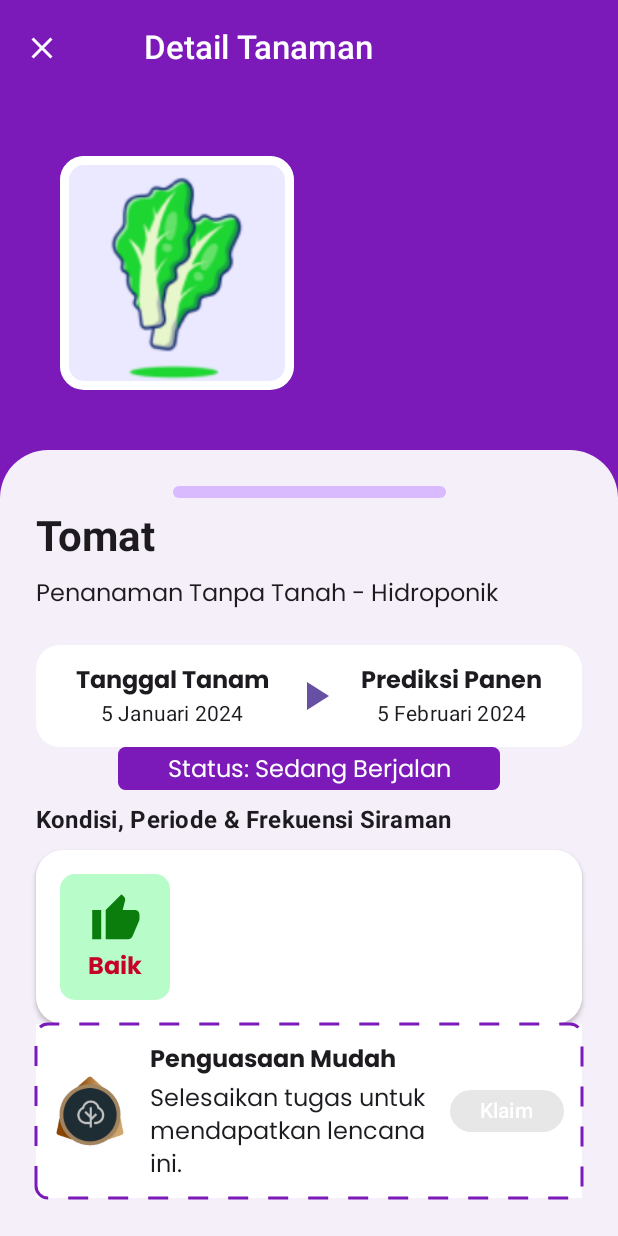
After one commit to bayuzzs/1UpFarm, an Android app built with Jetpack Compose: the composable PlantMonitoringScreen shown on its own in the app's theme, on a phone screen of 412 x 824 dp. The commit adds this screen. Run offline under Robolectric (Android 15) with nearby library versions, the phone set to English and light mode, and no system bars.

Commit message:
half progress of plant monitoring

```diff
--- /dev/null
+++ b/app/src/main/java/com/example/oneupfarm/ui/component/GetStarted.kt
@@ -0,0 +1 @@
+package com.example.oneupfarm.ui.component
--- /dev/null
+++ b/app/src/main/java/com/example/oneupfarm/ui/component/PlantForecast.kt
@@ -0,0 +1,75 @@
+package com.example.oneupfarm.ui.component
+
+import androidx.compose.foundation.background
+import androidx.compose.foundation.layout.Arrangement
+import androidx.compose.foundation.layout.Column
+import androidx.compose.foundation.layout.Row
+import androidx.compose.foundation.layout.fillMaxWidth
+import androidx.compose.foundation.layout.padding
+import androidx.compose.foundation.layout.size
+import androidx.compose.foundation.shape.RoundedCornerShape
+import androidx.compose.material.icons.Icons
+import androidx.compose.material.icons.filled.PlayArrow
+import androidx.compose.material3.Icon
+import androidx.compose.material3.MaterialTheme
+import androidx.compose.material3.Text
+import androidx.compose.runtime.Composable
+import androidx.compose.ui.Alignment
+import androidx.compose.ui.Modifier
+import androidx.compose.ui.draw.clip
+import androidx.compose.ui.graphics.Color
+import androidx.compose.ui.text.font.FontWeight
+import androidx.compose.ui.unit.dp
+import androidx.compose.ui.unit.sp
+
+@Composable
+fun PlantForecast(plantDate: String, harvestDate: String) {
+    Row(
+        horizontalArrangement = Arrangement.SpaceEvenly,
+        verticalAlignment = Alignment.CenterVertically,
+        modifier = Modifier
+            .clip(RoundedCornerShape(16.dp))
+            .background(Color.White)
+            .fillMaxWidth()
+            .padding(12.dp)
+    ) {
+
+        Column(
+            horizontalAlignment = Alignment.CenterHorizontally,
+            verticalArrangement = Arrangement.spacedBy(2.dp)
+        ) {
+            Text(
+                "Tanggal Tanam",
+                fontSize = 16.sp,
+                fontWeight = FontWeight.Bold
+            )
+            Text(
+                plantDate,
+                style = MaterialTheme.typography.titleSmall,
+                fontWeight = FontWeight.W400
+            )
+        }
+        Icon(
+            imageVector = Icons.Filled.PlayArrow,
+            contentDescription = null,
+            tint = MaterialTheme.colorScheme.primary,
+            modifier = Modifier
+                .size(32.dp)
+        )
+        Column(
+            horizontalAlignment = Alignment.CenterHorizontally,
+            verticalArrangement = Arrangement.spacedBy(2.dp)
+        ) {
+            Text(
+                "Prediksi Panen",
+                fontSize = 16.sp,
+                fontWeight = FontWeight.Bold
+            )
+            Text(
+                harvestDate,
+                style = MaterialTheme.typography.titleSmall,
+                fontWeight = FontWeight.W400
+            )
+        }
+    }
+}
--- /dev/null
+++ b/app/src/main/java/com/example/oneupfarm/ui/screen/PlantMonitoringScreen.kt
@@ -0,0 +1,340 @@
+package com.example.oneupfarm.ui.screen
+
+import androidx.annotation.DrawableRes
+import androidx.compose.foundation.Image
+import androidx.compose.foundation.background
+import androidx.compose.foundation.border
+import androidx.compose.foundation.layout.Arrangement
+import androidx.compose.foundation.layout.Box
+import androidx.compose.foundation.layout.Column
+import androidx.compose.foundation.layout.PaddingValues
+import androidx.compose.foundation.layout.Row
+import androidx.compose.foundation.layout.Spacer
+import androidx.compose.foundation.layout.aspectRatio
+import androidx.compose.foundation.layout.defaultMinSize
+import androidx.compose.foundation.layout.fillMaxSize
+import androidx.compose.foundation.layout.fillMaxWidth
+import androidx.compose.foundation.layout.height
+import androidx.compose.foundation.layout.padding
+import androidx.compose.foundation.layout.size
+import androidx.compose.foundation.rememberScrollState
+import androidx.compose.foundation.shape.RoundedCornerShape
+import androidx.compose.foundation.verticalScroll
+import androidx.compose.material.icons.Icons
+import androidx.compose.material.icons.filled.Close
+import androidx.compose.material3.Button
+import androidx.compose.material3.ButtonDefaults
+import androidx.compose.material3.Card
+import androidx.compose.material3.CardDefaults
+import androidx.compose.material3.ExperimentalMaterial3Api
+import androidx.compose.material3.Icon
+import androidx.compose.material3.IconButton
+import androidx.compose.material3.MaterialTheme
+import androidx.compose.material3.Scaffold
+import androidx.compose.material3.Text
+import androidx.compose.material3.TopAppBar
+import androidx.compose.material3.TopAppBarDefaults
+import androidx.compose.runtime.Composable
+import androidx.compose.ui.Alignment
+import androidx.compose.ui.Modifier
+import androidx.compose.ui.draw.clip
+import androidx.compose.ui.draw.drawBehind
+import androidx.compose.ui.geometry.CornerRadius
+import androidx.compose.ui.graphics.Color
+import androidx.compose.ui.graphics.PathEffect
+import androidx.compose.ui.graphics.drawscope.Stroke
+import androidx.compose.ui.graphics.vector.ImageVector
+import androidx.compose.ui.layout.ContentScale
+import androidx.compose.ui.res.painterResource
+import androidx.compose.ui.res.vectorResource
+import androidx.compose.ui.text.font.FontWeight
+import androidx.compose.ui.text.style.TextAlign
+import androidx.compose.ui.tooling.preview.Preview
+import androidx.compose.ui.unit.dp
+import androidx.compose.ui.unit.sp
+import androidx.navigation.NavHostController
+import androidx.navigation.compose.rememberNavController
+import com.example.oneupfarm.R
+import com.example.oneupfarm.ui.component.PlantForecast
+import com.example.oneupfarm.ui.theme.ButtonColor
+
+@OptIn(ExperimentalMaterial3Api::class)
+@Composable
+fun PlantMonitoringScreen(navController: NavHostController, onClose: () -> Unit) {
+    Box {
+        Scaffold(
+            topBar = {
+                TopAppBar(
+
+                    title = {
+                        Text(
+                            text = "Detail Tanaman",
+                            fontWeight = FontWeight.SemiBold,
+                            color = Color.White,
+                            modifier = Modifier.padding(start = 40.dp)
+                        )
+                    },
+                    navigationIcon = {
+                        IconButton(onClick = onClose) {
+                            Icon(
+                                Icons.Default.Close,
+                                contentDescription = "Close",
+                                tint = Color.White
+                            )
+                        }
+                    },
+                    colors = TopAppBarDefaults.topAppBarColors(
+                        containerColor = Color.Transparent
+                    )
+                )
+            },
+            containerColor = Color(0xFF7C19B9)
+        ) { paddingValues ->
+            Column(
+                modifier = Modifier
+                    .padding(paddingValues)
+                    .verticalScroll(rememberScrollState())
+            ) {
+                Row(
+                    modifier = Modifier
+                        .fillMaxWidth()
+                        .padding(40.dp)
+                ) {
+                    Image(
+                        contentScale = ContentScale.Crop,
+                        painter = painterResource(R.drawable.lettuce), contentDescription = null,
+                        modifier = Modifier
+                            .size(156.dp)
+                            .clip(RoundedCornerShape(16.dp))
+                            .border(6.dp, Color.White, RoundedCornerShape(16.dp))
+                    )
+                }
+                Column(
+                    modifier = Modifier
+                        .clip(RoundedCornerShape(topEnd = 32.dp, topStart = 32.dp))
+                        .fillMaxWidth()
+                        .background(Color(0xFFF4EFF8))
+                        .padding(24.dp)
+                ) {
+                    Spacer(
+                        modifier = Modifier
+                            .clip(RoundedCornerShape(100.dp))
+                            .background(Color(0xFFD9BAFF))
+                            .height(8.dp)
+                            .fillMaxWidth(0.5f)
+                            .align(Alignment.CenterHorizontally)
+                    )
+                    Text(
+                        text = "Tomat",
+                        fontWeight = FontWeight.Bold,
+                        style = MaterialTheme.typography.headlineMedium,
+                        modifier = Modifier.padding(vertical = 8.dp)
+                    )
+                    Text(
+                        text = "Penanaman Tanpa Tanah - Hidroponik",
+                    )
+                    Spacer(modifier = Modifier.height(24.dp))
+                    PlantForecast("5 Januari 2024", "5 Februari 2024")
+                    Text(
+                        text = "Status: Sedang Berjalan",
+                        textAlign = TextAlign.Center,
+                        color = Color.White,
+                        modifier = Modifier
+                            .clip(RoundedCornerShape(5.dp))
+                            .fillMaxWidth(0.7f)
+                            .background(Color(0xFF7C19B9))
+                            .padding(vertical = 3.dp)
+                            .align(Alignment.CenterHorizontally)
+                    )
+                    Text(
+                        text = "Kondisi, Periode & Frekuensi Siraman",
+                        fontWeight = FontWeight.Bold,
+                        style = MaterialTheme.typography.titleMedium,
+                        modifier = Modifier.padding(vertical = 8.dp)
+                    )
+
+                    PlantOverviewCard()
+
+                    ClaimBadge(onClick = {})
+
+                    Spacer(modifier = Modifier.height(20.dp))
+                    Text(
+                        text = "Langkah Awal",
+                        fontWeight = FontWeight.Bold,
+                        style = MaterialTheme.typography.titleLarge,
+                        modifier = Modifier.padding(vertical = 8.dp)
+                    )
+                    GardeningCard(image = R.drawable.get_started_illustration)
+
+                    Text(
+                        text = "Rekomendasi Nutrisi",
+                        fontWeight = FontWeight.Bold,
+                        style = MaterialTheme.typography.titleLarge,
+                        modifier = Modifier.padding(vertical = 8.dp)
+                    )
+                    GardeningCard(image = R.drawable.nutrition_recommendation)
+
+                }
+
+            }
+        }
+
+
+    }
+}
+
+@Composable
+fun PlantOverviewCard(modifier: Modifier = Modifier) {
+    Card(
+        shape = RoundedCornerShape(18.dp),
+        colors = CardDefaults.cardColors(
+            containerColor = Color.White
+        ),
+        elevation = CardDefaults.cardElevation(
+            defaultElevation = 2.dp
+        ),
+        modifier = modifier.fillMaxWidth()
+    ) {
+        Row(modifier = Modifier.padding(16.dp)) {
+            Column(
+                verticalArrangement = Arrangement.spacedBy(2.dp),
+                horizontalAlignment = Alignment.CenterHorizontally,
+                modifier = Modifier
+                    .clip(RoundedCornerShape(10.dp))
+                    .background(Color(0xFFB7FCC9))
+                    .padding(vertical = 12.dp)
+                    .padding(horizontal = 18.dp)
+            ) {
+                Icon(
+                    imageVector = ImageVector.vectorResource(R.drawable.ic_thumb_up),
+                    contentDescription = "Good",
+                    tint = Color(0xFF0A7D0C)
+                )
+                Text("Baik", fontWeight = FontWeight.Bold, color = Color(0xFFC7002A))
+            }
+        }
+    }
+}
+
+@Composable
+fun ClaimBadge(modifier: Modifier = Modifier, onClick: () -> Unit) {
+    Row(
+        verticalAlignment = Alignment.CenterVertically,
+        horizontalArrangement = Arrangement.spacedBy(16.dp),
+        modifier = Modifier
+            .fillMaxWidth()
+            .background(Color.White)
+            .drawBehind {
+                drawRoundRect(
+                    color = Color(0xFF7C19B9),
+                    style = Stroke(
+                        width = 3f,
+                        pathEffect = PathEffect.dashPathEffect(
+                            floatArrayOf(20f, 20f),
+                            0f
+                        )
+                    ),
+                    cornerRadius = CornerRadius(
+                        8.dp.toPx()
+                    )
+                )
+            }
+            .padding(12.dp)
+    ) {
+        Image(
+            painter = painterResource(R.drawable.ic_badge_easy),
+            contentDescription = null,
+            modifier = Modifier.size(48.dp)
+        )
+        Column(
+            verticalArrangement = Arrangement.spacedBy(4.dp),
+            modifier = Modifier.weight(1f)
+        ) {
+            Text("Penguasaan Mudah", fontWeight = FontWeight.Bold)
+            Text("Selesaikan tugas untuk mendapatkan lencana ini.")
+        }
+        Button(
+            onClick = onClick,
+            enabled = false,
+            colors = ButtonDefaults.buttonColors(ButtonColor),
+            contentPadding = PaddingValues(vertical = 4.dp, horizontal = 20.dp),
+            modifier = Modifier
+                .defaultMinSize(minWidth = 1.dp, minHeight = 1.dp)
+        ) {
+            Text("Klaim", color = Color.White)
+        }
+    }
+}
+
+@Composable
+fun GardeningCard(
+    @DrawableRes image: Int,
+    modifier: Modifier = Modifier,
+    onClick: () -> Unit = {}
+) {
+    Card(
+        modifier = modifier
+            .fillMaxWidth(),
+        shape = RoundedCornerShape(20.dp),
+        colors = CardDefaults.cardColors(
+            containerColor = Color.White
+        ),
+        elevation = CardDefaults.cardElevation(
+            defaultElevation = 2.dp
+        )
+    ) {
+        Column {
+            Image(
+                painter = painterResource(image),
+                contentDescription = "Person planting",
+                modifier = Modifier
+                    .clip(RoundedCornerShape(bottomEnd = 20.dp, bottomStart = 20.dp))
+                    .fillMaxWidth()
+                    .aspectRatio(16f / 6f),
+                contentScale = ContentScale.Crop
+            )
+            Column(modifier = Modifier.padding(16.dp)) {
+                // Text Content
+                Text(
+                    text = "Langkah Awal Penanaman",
+                    fontSize = 18.sp,
+                    fontWeight = FontWeight.SemiBold,
+                    color = Color(0xFF111827)
+                )
+
+                Spacer(modifier = Modifier.height(4.dp))
+
+                Text(
+                    text = "Ayo! baca bagaimana cara menanam tanaman mulai dari awal",
+                    fontSize = 14.sp,
+                    color = Color(0xFF6B7280)
+                )
+
+                Spacer(modifier = Modifier.height(12.dp))
+                Button(
+                    onClick = onClick,
+                    contentPadding = PaddingValues(vertical = 6.dp, horizontal = 24.dp),
+                    colors = ButtonDefaults.buttonColors(
+                        containerColor = Color(0xFF661599)
+                    ),
+                    shape = RoundedCornerShape(100.dp),
+                    modifier = Modifier
+                        .defaultMinSize(minWidth = 1.dp, minHeight = 1.dp)
+                        .align(Alignment.End)
+                ) {
+                    Text(
+                        text = "Lihat",
+                        fontSize = 14.sp,
+                        fontWeight = FontWeight.Medium
+                    )
+                }
+            }
+        }
+    }
+}
+
+@Preview
+@Composable
+fun PlantMonitoringScreenPreview() {
+    PlantMonitoringScreen(navController = rememberNavController(), onClose = {})
+}
--- a/app/src/main/java/com/example/oneupfarm/ui/theme/Color.kt
+++ b/app/src/main/java/com/example/oneupfarm/ui/theme/Color.kt
@@ -18,3 +18,4 @@ val Purple800 = Color(0xF7C19B9)
 val white = Color(0xFFFFFFFF)
 val Grey = Color(0xF605C63)
 val Black = Color(0xFF000000)
+val Surface = Color(0XFFC1EAF1)
--- a/app/src/main/java/com/example/oneupfarm/ui/theme/Theme.kt
+++ b/app/src/main/java/com/example/oneupfarm/ui/theme/Theme.kt
@@ -26,8 +26,8 @@ private val LightColorScheme = lightColorScheme(
     surface = SurfaceColor,
     /* Other default colors to override
     background = Color(0xFFFFFBFE),
+    onPrimary = Color.White,
     surface = Color(0xFFFFFBFE),
-    onPrimary = Color.White,
     onSecondary = Color.White,
     onTertiary = Color.White,
     onBackground = Color(0xFF1C1B1F),
--- /dev/null
+++ b/app/src/main/res/drawable/ic_thumb_down.xml
@@ -0,0 +1,9 @@
+<vector xmlns:android="http://schemas.android.com/apk/res/android"
+    android:width="37dp"
+    android:height="36dp"
+    android:viewportWidth="37"
+    android:viewportHeight="36">
+  <path
+      android:pathData="M27.525,4.5H12.525V24L23.025,34.5L24.9,32.625C25.075,32.45 25.219,32.213 25.332,31.913C25.445,31.612 25.501,31.325 25.5,31.05V30.525L23.85,24H32.025C32.825,24 33.525,23.7 34.125,23.1C34.725,22.5 35.025,21.8 35.025,21V18C35.025,17.825 35.007,17.638 34.97,17.438C34.933,17.237 34.876,17.05 34.8,16.875L30.3,6.3C30.075,5.8 29.7,5.375 29.175,5.025C28.65,4.675 28.1,4.5 27.525,4.5ZM9.525,24V4.5H3.525V24H9.525Z"
+      android:fillColor="#C7002A"/>
+</vector>
--- /dev/null
+++ b/app/src/main/res/drawable/ic_thumb_up.xml
@@ -0,0 +1,9 @@
+<vector xmlns:android="http://schemas.android.com/apk/res/android"
+    android:width="37dp"
+    android:height="36dp"
+    android:viewportWidth="37"
+    android:viewportHeight="36">
+  <path
+      android:pathData="M27.473,31.5H12.473V12L22.973,1.5L24.848,3.375C25.023,3.55 25.167,3.787 25.28,4.088C25.393,4.387 25.449,4.675 25.448,4.95V5.475L23.798,12H31.973C32.773,12 33.473,12.3 34.073,12.9C34.673,13.5 34.973,14.2 34.973,15V18C34.973,18.175 34.954,18.362 34.917,18.563C34.88,18.763 34.824,18.95 34.748,19.125L30.248,29.7C30.023,30.2 29.648,30.625 29.123,30.975C28.598,31.325 28.048,31.5 27.473,31.5ZM9.473,12V31.5H3.473V12H9.473Z"
+      android:fillColor="#0A7D0C"/>
+</vector>
```
Also changed, not shown: app/src/main/res/drawable/get_started_illustration.png (added), app/src/main/res/drawable/nutrition_recommendation.png (added).
